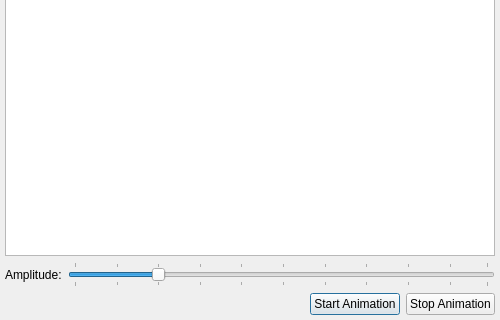
This is avogadro/qtplugins/vibrations/vibrationdialog.ui in OpenChemistry/avogadrolibs as Qt 5 draws it before an edit; both pictures show x 0 to 500 and y 280 to 600 of the 500 by 600 pixel window. The edited form follows.
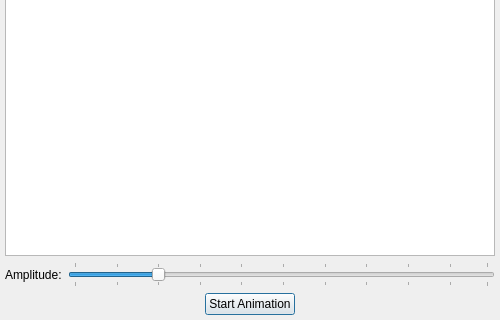
This is the edited form. Icons and pictures are not drawn.

Commit message:
During animation and vibrations, don't update properties frequently
Should fix #2162

Patch:
```diff
--- a/avogadro/qtplugins/vibrations/vibrationdialog.ui
+++ b/avogadro/qtplugins/vibrations/vibrationdialog.ui
@@ -98,11 +98,17 @@
       </widget>
      </item>
      <item>
-      <widget class="QPushButton" name="stopButton">
-       <property name="text">
-        <string>Stop Animation</string>
+      <spacer name="horizontalSpacer_2">
+       <property name="orientation">
+        <enum>Qt::Orientation::Horizontal</enum>
        </property>
-      </widget>
+       <property name="sizeHint" stdset="0">
+        <size>
+         <width>40</width>
+         <height>20</height>
+        </size>
+       </property>
+      </spacer>
      </item>
     </layout>
    </item>
```
Left out of the diff: 15 changed lines with no effect on the pictures. The commit also changes 6 other files.
